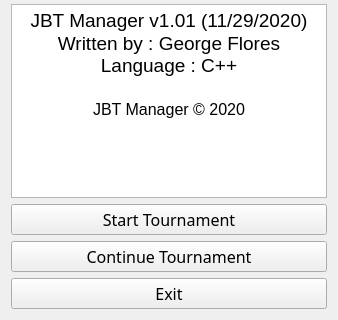
Above: MainMenu.ui from GFlores17/JackboxT.O.-GUI-Version before the change; both pictures show x 0 to 338 and y 208 to 528 of the 338 by 528 pixel window. Below: the same form after it.
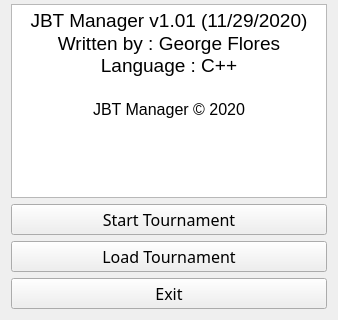
That is the form after the change. Icons and pictures are not drawn.

Diff of the .ui file:
```diff
--- a/MainMenu.ui
+++ b/MainMenu.ui
@@ -76,7 +76,7 @@
       </font>
      </property>
      <property name="text">
-      <string>Continue Tournament</string>
+      <string>Load Tournament</string>
      </property>
     </widget>
    </item>
```
